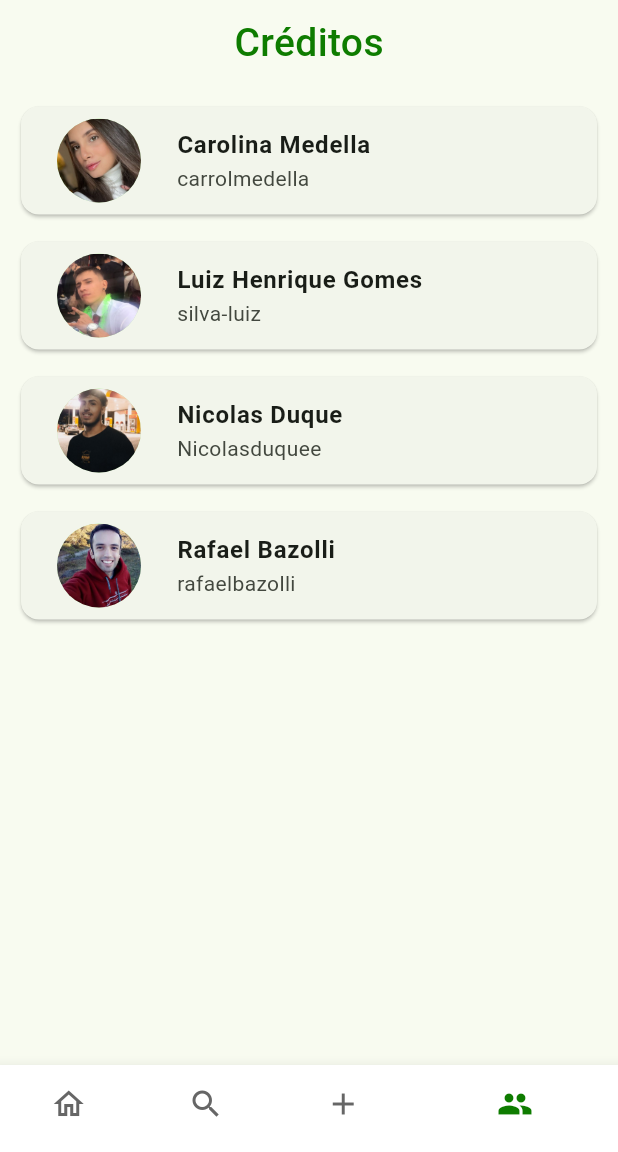
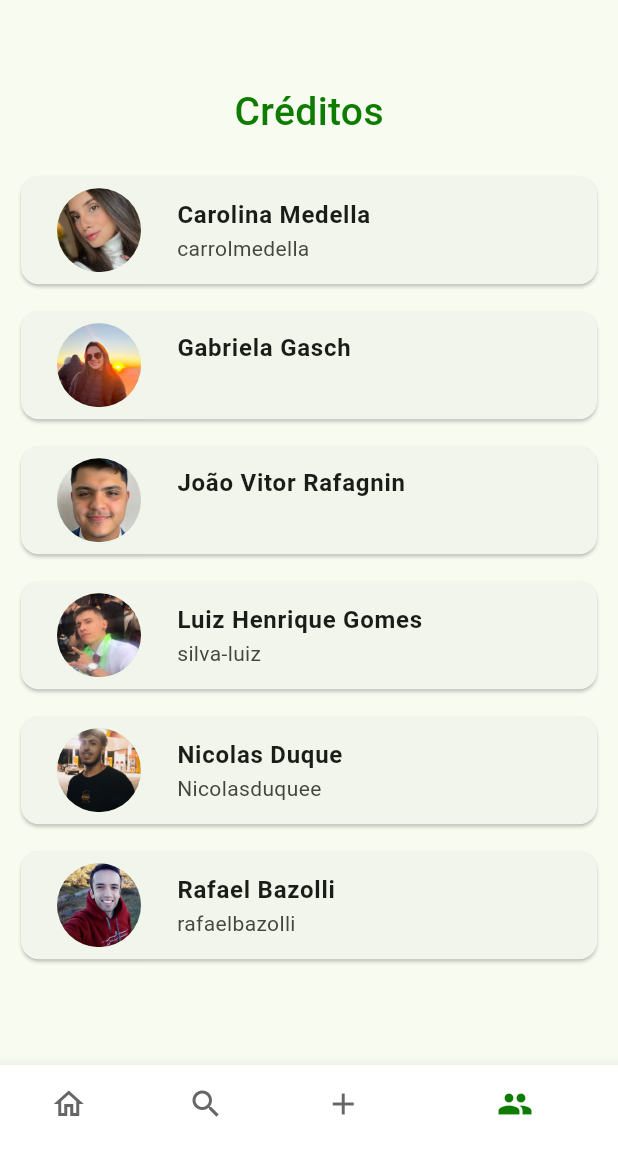
Before and after one commit to silva-luiz/app-nutricao, a Flutter app: the screen it shows after launch, item 4 of the bottom bar chosen, on a phone screen of 412 x 824 dp, the part 84-1236 px from its top. Run offline on Flutter 3.47's test engine with Material 3 defaults, Android fonts, the phone set to English and light mode, and no system bars; our stand-ins replace image_picker, sqflite; accounts and stored records are empty.

Commit message:
merge from credits: Credits page finished

```diff
--- a/lib/pages/creditos.dart
+++ b/lib/pages/creditos.dart
@@ -6,19 +6,29 @@ class CreditsPage extends StatelessWidget {
 
   @override
   Widget build(BuildContext context) {
-    return const Column(
+    return const SingleChildScrollView(
+      child: Column(
         children: [
           Padding(
             padding: EdgeInsets.all(10.0),
             child: Text(
               "Créditos",
-            style: TextStyle(fontWeight: FontWeight.w500, fontSize: 26, color: AppColors.primaryColor),
+              style: TextStyle(
+                  fontWeight: FontWeight.w500,
+                  fontSize: 26,
+                  color: AppColors.primaryColor),
             ),
           ),
           DevCard(
               name: 'Carolina Medella',
               subtitle: 'carrolmedella',
               photo: 'assets/carol.jpeg'),
+          DevCard(
+              name: 'Gabriela Gasch', subtitle: '', photo: 'assets/gabi.jpeg'),
+          DevCard(
+              name: 'João Vitor Rafagnin',
+              subtitle: '',
+              photo: 'assets/joao.jpeg'),
           DevCard(
               name: 'Luiz Henrique Gomes',
               subtitle: 'silva-luiz',
@@ -31,7 +41,9 @@ class CreditsPage extends StatelessWidget {
               name: 'Rafael Bazolli',
               subtitle: 'rafaelbazolli',
               photo: 'assets/rafael.jpeg'),
+          SizedBox(height: 20),
         ],
+      ),
     );
   }
 }
```
Also changed, not shown: assets/gabi.jpeg (added), assets/joao.jpeg (added). Lines whose indentation alone changed are shown as unchanged.
